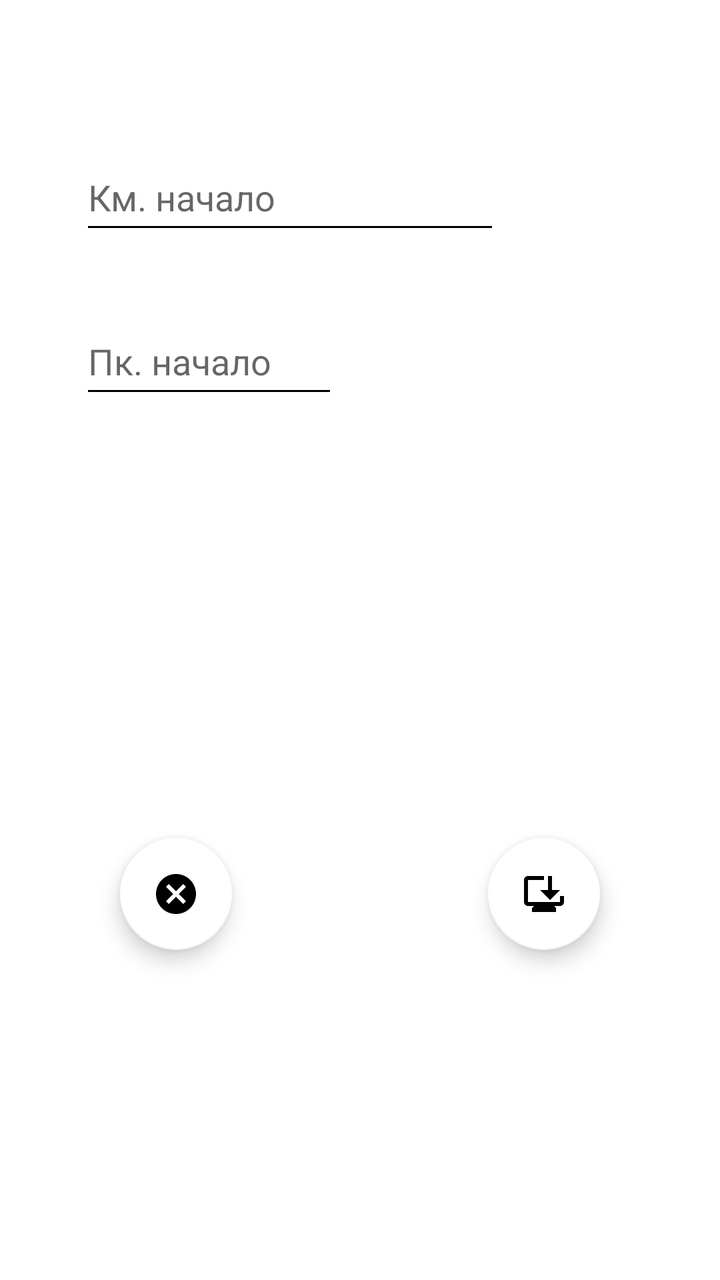
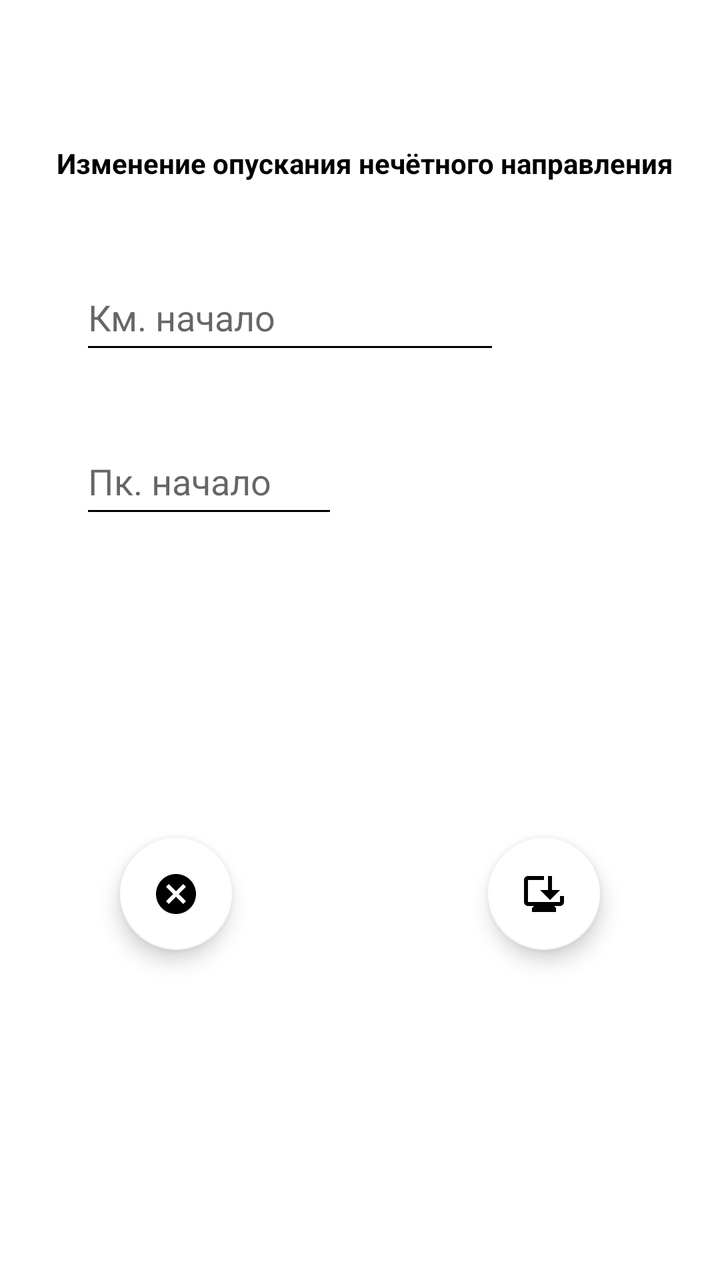

The first picture is an Android layout as it rendered before a commit; the second is the same layout after the commit. The layout source and the unified diff follow.
<!-- AndroidManifest.xml: application theme Base.Theme.My_Gps_Assistant -->
<!-- res/layout/fragment_update_pantograph_nechet.xml -->
<?xml version="1.0" encoding="utf-8"?>
<androidx.constraintlayout.widget.ConstraintLayout xmlns:android="http://schemas.android.com/apk/res/android"
    xmlns:app="http://schemas.android.com/apk/res-auto"
    xmlns:tools="http://schemas.android.com/tools"
    android:layout_width="match_parent"
    android:layout_height="match_parent"
    android:background="#FFFFFF"
    tools:context=".fragments.nechet.pantograph.update.UpdatePantographFragmentNechet">

    <EditText
        android:id="@+id/ed_update_start_pantograph_nechet"
        android:layout_width="0dp"
        android:layout_height="50dp"
        android:layout_marginStart="40dp"
        android:layout_marginTop="72dp"
        android:ems="10"
        android:hint="@string/fragment_update_km_start_pantograph_nechet"
        android:importantForAutofill="no"
        android:inputType="number"
        android:maxLength="4"
        android:textColor="#000000"
        app:layout_constraintStart_toStartOf="parent"
        app:layout_constraintTop_toTopOf="parent"
        tools:ignore="HardcodedText,TextContrastCheck" />

    <EditText
        android:id="@+id/ed_update_pk_start_pantograph_nechet"
        android:layout_width="129dp"
        android:layout_height="50dp"
        android:layout_marginTop="32dp"
        android:ems="10"
        android:hint="@string/fragment_update_pk_start_pantograph_nechet"
        android:inputType="number"
        android:maxLength="2"
        android:textColor="#000000"
        app:layout_constraintEnd_toEndOf="@+id/ed_update_start_pantograph_nechet"
        app:layout_constraintHorizontal_bias="0.0"
        app:layout_constraintStart_toStartOf="@+id/ed_update_start_pantograph_nechet"
        app:layout_constraintTop_toBottomOf="@+id/ed_update_start_pantograph_nechet"
        tools:ignore="Autofill,HardcodedText,MissingConstraints,TextContrastCheck" />

    <com.google.android.material.floatingactionbutton.FloatingActionButton
        android:id="@+id/fb_update_save_pantograph_nechet"
        android:layout_width="wrap_content"
        android:layout_height="wrap_content"
        android:layout_marginEnd="60dp"
        android:layout_marginBottom="165dp"
        android:clickable="true"
        android:focusable="true"
        android:src="@drawable/is_save_update_pantograph_nechet"
        app:backgroundTint="@color/white"
        app:layout_constraintBottom_toBottomOf="parent"
        app:layout_constraintEnd_toEndOf="parent"
        tools:ignore="ContentDescription,SpeakableTextPresentCheck" />

    <com.google.android.material.floatingactionbutton.FloatingActionButton
        android:id="@+id/fb_update_cancel_pantograph_nechet"
        android:layout_width="wrap_content"
        android:layout_height="wrap_content"
        android:layout_marginStart="60dp"
        android:layout_marginBottom="165dp"
        android:clickable="true"
        android:focusable="true"
        android:src="@drawable/is_cancel_update_pantograph_nechet"
        app:backgroundTint="@color/white"
        app:layout_constraintBottom_toBottomOf="parent"
        app:layout_constraintStart_toStartOf="parent"
        tools:ignore="ContentDescription,SpeakableTextPresentCheck" />

</androidx.constraintlayout.widget.ConstraintLayout>
<!-- resources referenced by this layout -->
<resources>
  <color name="white">#FFFFFFFF</color>
  <!-- drawable is_cancel_update_pantograph_nechet (drawable) -->
  <vector xmlns:android="http://schemas.android.com/apk/res/android" android:height="24dp" android:tint="#52ED27" android:viewportHeight="24" android:viewportWidth="24" android:width="24dp">
        
      <path android:fillColor="@android:color/white" android:pathData="M12,2C6.47,2 2,6.47 2,12s4.47,10 10,10 10,-4.47 10,-10S17.53,2 12,2zM17,15.59L15.59,17 12,13.41 8.41,17 7,15.59 10.59,12 7,8.41 8.41,7 12,10.59 15.59,7 17,8.41 13.41,12 17,15.59z"/>
      
  </vector>
  <!-- drawable is_save_update_pantograph_nechet (drawable) -->
  <vector xmlns:android="http://schemas.android.com/apk/res/android" android:height="24dp" android:tint="#52ED27" android:viewportHeight="24" android:viewportWidth="24" android:width="24dp">
        
      <path android:fillColor="@android:color/white" android:pathData="M22,13v3c0,1.1 -0.9,2 -2,2h-3l1,1v2H6v-2l1,-1H4c-1.1,0 -2,-0.9 -2,-2V5c0,-1.1 0.9,-2 2,-2l8,0v2L4,5v11h16v-3H22zM15,15l-5,-5h4V3h2v7h4L15,15z"/>
      
  </vector>
  <string name="fragment_update_km_start_pantograph_nechet">Км. начало</string>
  <string name="fragment_update_pk_start_pantograph_nechet">Пк. начало</string>
  <style name="Base.Theme.My_Gps_Assistant" parent="Theme.MaterialComponents.Light.NoActionBar">
          
          <item name="colorPrimary">@color/black</item>
          <item name="colorPrimaryVariant">@color/lavender</item>
          <item name="colorOnPrimary">@color/white</item>
  
          <item name="colorSecondary">@color/teal_200</item>
          <item name="colorSecondaryVariant">@color/teal_700</item>
          <item name="colorOnSecondary">@color/black</item>
  
          <item name="android:statusBarColor">@color/lavender</item>
  
  
          <item name="android:windowFullscreen">true</item>
  
          <item name="android:textColorPrimary">@color/black</item>
          <item name="android:textColorSecondary">@color/black</item>
          <item name="android:textColorTertiary">@color/black</item>
  
  
  
  
  
  
  
      </style>
  <color name="black">#FF000000</color>
  <color name="lavender">#8692f7</color>
  <color name="teal_200">#D58DD5</color>
  <color name="teal_700">#00C2EF</color>
</resources>

<!-- the commit's change to res/layout/fragment_update_pantograph_nechet.xml (unified diff, before → after) -->
@@ -12,7 +12,7 @@
         android:layout_width="0dp"
         android:layout_height="50dp"
         android:layout_marginStart="40dp"
-        android:layout_marginTop="72dp"
+        android:layout_marginTop="20dp"
         android:ems="10"
         android:hint="@string/fragment_update_km_start_pantograph_nechet"
         android:importantForAutofill="no"
@@ -20,7 +20,7 @@
         android:maxLength="4"
         android:textColor="#000000"
         app:layout_constraintStart_toStartOf="parent"
-        app:layout_constraintTop_toTopOf="parent"
+        app:layout_constraintTop_toBottomOf="@+id/textView32"
         tools:ignore="HardcodedText,TextContrastCheck" />
 
     <EditText
@@ -67,4 +67,16 @@
         app:layout_constraintStart_toStartOf="parent"
         tools:ignore="ContentDescription,SpeakableTextPresentCheck" />
 
+    <TextView
+        android:id="@+id/textView32"
+        android:layout_width="325dp"
+        android:layout_height="40dp"
+        android:layout_marginStart="20dp"
+        android:layout_marginTop="72dp"
+        android:text="@string/zagolovok_update_pantograph_nechet"
+        android:textAlignment="center"
+        android:textStyle="bold"
+        app:layout_constraintStart_toStartOf="parent"
+        app:layout_constraintTop_toTopOf="parent" />
+
 </androidx.constraintlayout.widget.ConstraintLayout>
<!-- resource entries referenced after the edit -->
@@ -15,6 +15,7 @@
   </vector>
   <string name="fragment_update_km_start_pantograph_nechet">Км. начало</string>
   <string name="fragment_update_pk_start_pantograph_nechet">Пк. начало</string>
+  <string name="zagolovok_update_pantograph_nechet">Изменение опускания нечётного направления</string>
   <style name="Base.Theme.My_Gps_Assistant" parent="Theme.MaterialComponents.Light.NoActionBar">
           
           <item name="colorPrimary">@color/black</item>
